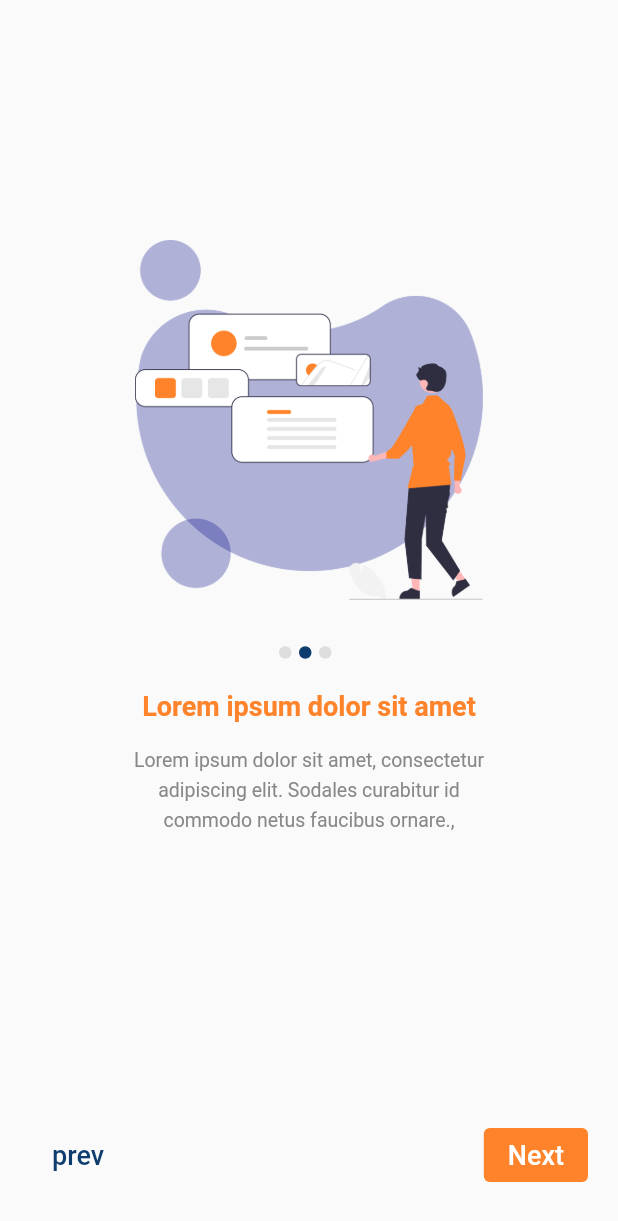
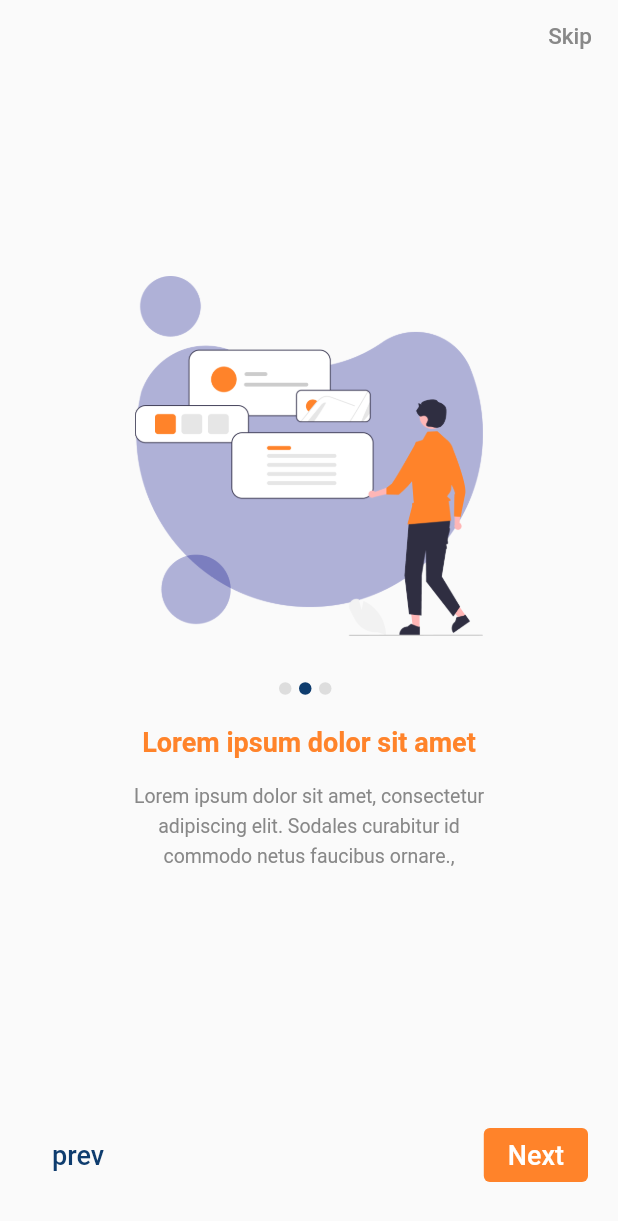
Before and after one commit to rajoriaakash/local_filings, a Flutter app: the screen it shows after launch, after a tap on "Next", on a phone screen of 412 x 824 dp. Shown: the top 1221 px of the screen. Run offline on Flutter 3.47's test engine with Material 2 defaults, Android fonts, the phone set to English and light mode, and no system bars.

Commit message:
Create splash screen

```diff
--- a/lib/main.dart
+++ b/lib/main.dart
@@ -1,7 +1,9 @@
 import 'package:flutter/material.dart';
+import 'package:local_filings/view/screens/home/home.dart';
 import 'package:local_filings/view/screens/onboarding/onboarding.dart';
-import 'package:local_filings/view/screens/onboarding/onboarding_widget.dart';
+import 'package:local_filings/view/screens/splash/splash.dart';
 import 'package:provider/provider.dart';
+
 import 'provider/onboarding_provider.dart';
 void main() {
   runApp(MultiProvider(providers: [
@@ -19,6 +21,14 @@
   Widget build(BuildContext context) {
     return MaterialApp(
       title: 'Flutter Demo',
+      initialRoute: '/',
+      routes: {
+        // When navigating to the "/" route, build the FirstScreen widget.
+        '/': (context) => const Splash(),
+        // When navigating to the "/second" route, build the SecondScreen widget.
+        '/onboarding': (context) => const OnBoarding(),
+        '/home': (context) => const Home()
+      },
       theme: ThemeData(
         // This is the theme of your application.
         //
@@ -31,7 +41,6 @@
         // is not restarted.
         primarySwatch: Colors.blue,
       ),
-      home: const MyHomePage(),
     );
   }
 }
@@ -63,6 +72,6 @@
     // The Flutter framework has been optimized to make rerunning build methods
     // fast, so that you can just rebuild anything that needs updating rather
     // than having to individually change instances of widgets.
-    return OnBoarding();
+    return Splash();
   }
 }
--- /dev/null
+++ b/lib/view/screens/home/home.dart
@@ -0,0 +1,16 @@
+import 'package:flutter/material.dart';
+class Home extends StatefulWidget {
+  const Home({Key? key}) : super(key: key);
+
+  @override
+  State<Home> createState() => _HomeState();
+}
+
+class _HomeState extends State<Home> {
+  @override
+  Widget build(BuildContext context) {
+    return Scaffold(
+      body: Text("This is home screen"),
+    );
+  }
+}
--- a/lib/view/screens/onboarding/onboarding.dart
+++ b/lib/view/screens/onboarding/onboarding.dart
@@ -1,5 +1,6 @@
 import 'package:flutter/material.dart';
 import 'package:local_filings/provider/onboarding_provider.dart';
+import 'package:local_filings/view/screens/home/home.dart';
 import 'package:provider/provider.dart';
 
 import 'onboarding_widget.dart';
@@ -13,12 +14,30 @@ class OnBoarding extends StatefulWidget {
 
 class _OnBoardingState extends State<OnBoarding> {
   final PageController _pageController = PageController();
+
   @override
   Widget build(BuildContext context) {
     final onBoarding = Provider.of<OnBoardingProvider>(context);
     return Scaffold(
-      body: Column(
+      body: SafeArea(
+        child: Column(
           children: [
+            Row(
+              mainAxisAlignment: MainAxisAlignment.end,
+              children: [
+                 onBoarding.selectedIndex!=2? TextButton(
+                    onPressed: () {
+                      Navigator.pushNamed(context, '/home');
+                    },
+                    child: Text(
+                      "Skip",
+                      style: TextStyle(
+                          color: Color(0xFF888888),
+                          fontSize: 15
+                      ),
+                    )) : Container()
+              ],
+            ),
             Expanded(
               child: PageView.builder(
                 itemCount: 3,
@@ -31,14 +50,16 @@ class _OnBoardingState extends State<OnBoarding> {
               ),
             ),
             Padding(
-            padding: const EdgeInsets.symmetric(vertical: 30,horizontal: 20),
+              padding: const EdgeInsets.symmetric(vertical: 30, horizontal: 20),
               child: Row(
                 mainAxisAlignment: MainAxisAlignment.spaceBetween,
                 children: [
                   TextButton(
-                    onPressed: (){
-                      if(onBoarding.selectedIndex!=0){
-                        _pageController.previousPage(duration: Duration(milliseconds: 500), curve: Curves.easeIn);
+                      onPressed: () {
+                        if (onBoarding.selectedIndex != 0) {
+                          _pageController.previousPage(
+                              duration: Duration(milliseconds: 500),
+                              curve: Curves.easeIn);
                         }
                       },
                       child: Text(
@@ -50,14 +71,19 @@ class _OnBoardingState extends State<OnBoarding> {
                       )
                   ),
                   ElevatedButton(
-                    onPressed: (){
-                      if(onBoarding.selectedIndex!=2){
-                        _pageController.nextPage(duration: Duration(milliseconds: 500), curve: Curves.easeIn);
+                      onPressed: () {
+                        if(onBoarding.selectedIndex==2)
+                          Navigator.pushNamed(context, '/home');
+                        else{
+                          _pageController.nextPage(
+                              duration: Duration(milliseconds: 500),
+                              curve: Curves.easeIn);
                         }
                       },
                       style: ButtonStyle(
                           elevation: MaterialStateProperty.all(0),
-                      backgroundColor: MaterialStateProperty.all(Color(0xFFFF832A))
+                          backgroundColor: MaterialStateProperty.all(Color(
+                              0xFFFF832A))
                       ),
                       child: Text(
                         "Next",
@@ -72,6 +98,7 @@ class _OnBoardingState extends State<OnBoarding> {
             )
           ],
         ),
+      ),
     );
   }
 }
--- /dev/null
+++ b/lib/view/screens/splash/splash.dart
@@ -0,0 +1,47 @@
+import 'dart:async';
+
+import 'package:flutter/material.dart';
+import 'package:local_filings/view/screens/onboarding/onboarding.dart';
+
+class Splash extends StatefulWidget {
+  const Splash({Key? key}) : super(key: key);
+
+  @override
+  State<Splash> createState() => _SplashState();
+}
+
+class _SplashState extends State<Splash> with SingleTickerProviderStateMixin {
+  @override
+  void initState() {
+    super.initState();
+    Timer(
+        Duration(seconds: 3),
+        () => Navigator.pushReplacementNamed(context, '/onboarding'));
+  }
+
+  @override
+  Widget build(BuildContext context) {
+    return Scaffold(
+      body: Column(
+        mainAxisAlignment: MainAxisAlignment.center,
+        crossAxisAlignment: CrossAxisAlignment.center,
+        children: [
+          AnimatedContainer(
+            duration: Duration(seconds: 3),
+            child: Image.asset('assets/images/logo.png'),
+            curve: Curves.easeInOutCubicEmphasized,
+          ),
+          SizedBox(
+            height: 20,
+          ),
+          AnimatedContainer(
+            width: 274,
+            duration: Duration(seconds: 3),
+            child: Image.asset('assets/images/localfilings.png'),
+            curve: Curves.easeInOutCubicEmphasized,
+          )
+        ],
+      ),
+    );
+  }
+}
--- a/pubspec.yaml
+++ b/pubspec.yaml
@@ -35,6 +35,7 @@ dependencies:
   # Use with the CupertinoIcons class for iOS style icons.
   cupertino_icons: ^1.0.2
   provider: ^6.0.3
+  animated_splash_screen: ^1.2.0
 
 dev_dependencies:
   flutter_test:
```
Also changed, not shown: assets/images/localfilings.png (added), pubspec.lock. Lines whose indentation alone changed are shown as unchanged.
